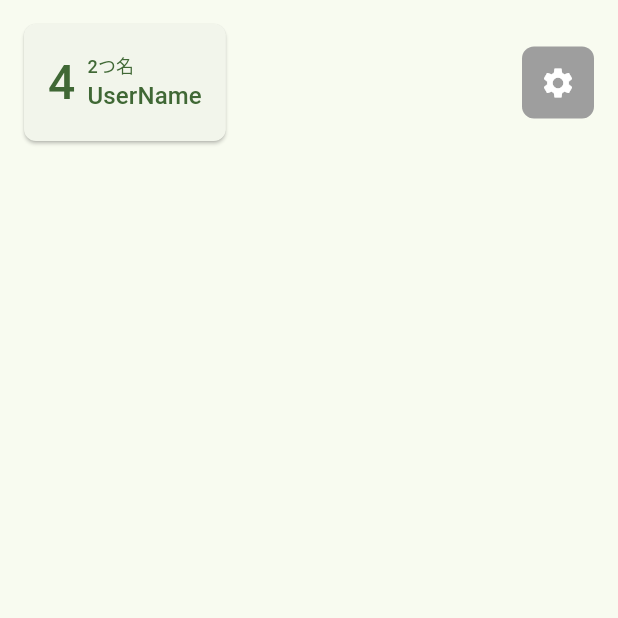
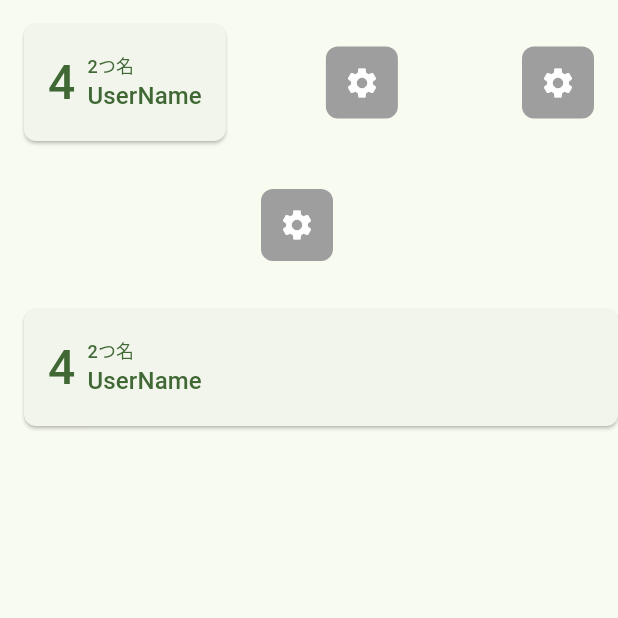
Before and after one commit to kip-i/grofessor, a Flutter app: the screen it shows after launch, on a phone screen of 412 x 824 dp, the top half of it. Run offline on Flutter 3.47's test engine with Material 2 defaults, Android fonts, the phone set to English and light mode, and no system bars.

Commit message:
feat: 設定ボタンを増やした

```diff
--- a/lib/main.dart
+++ b/lib/main.dart
@@ -87,8 +87,12 @@
             children: [
               _buildNameButton(),
               _buildSettingButton(),
+              _buildSettingButton()
             ],
           ),
+          _buildSettingButton(),
+          _buildNameButton(),
+
         ],
       )
     );
```
